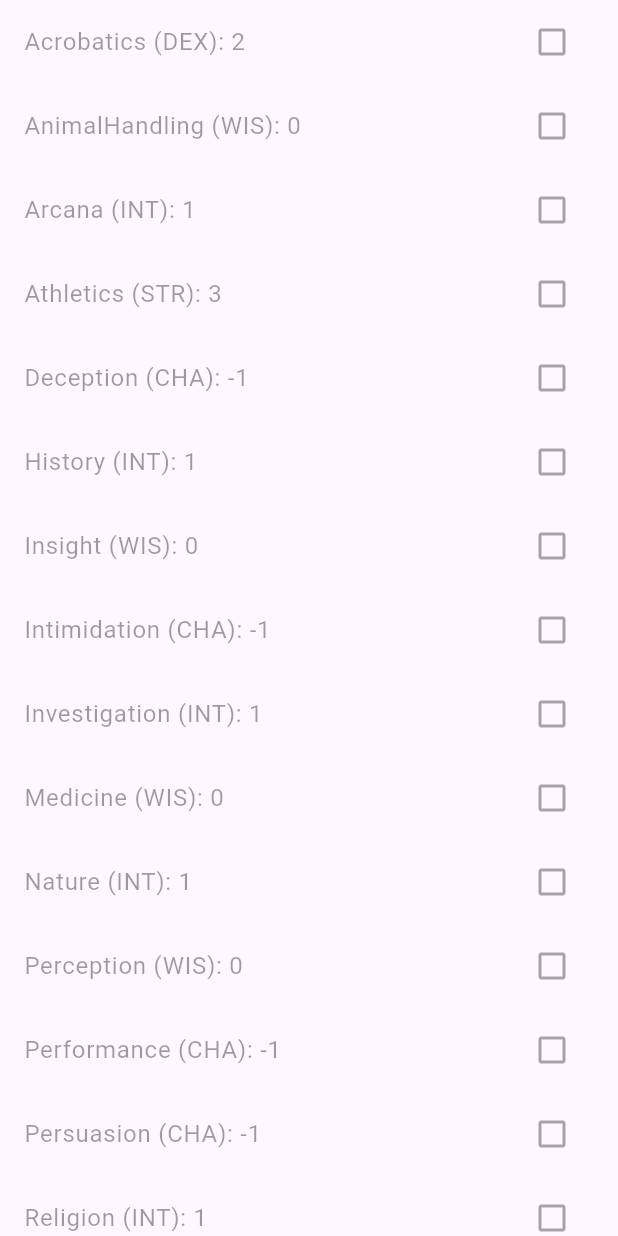
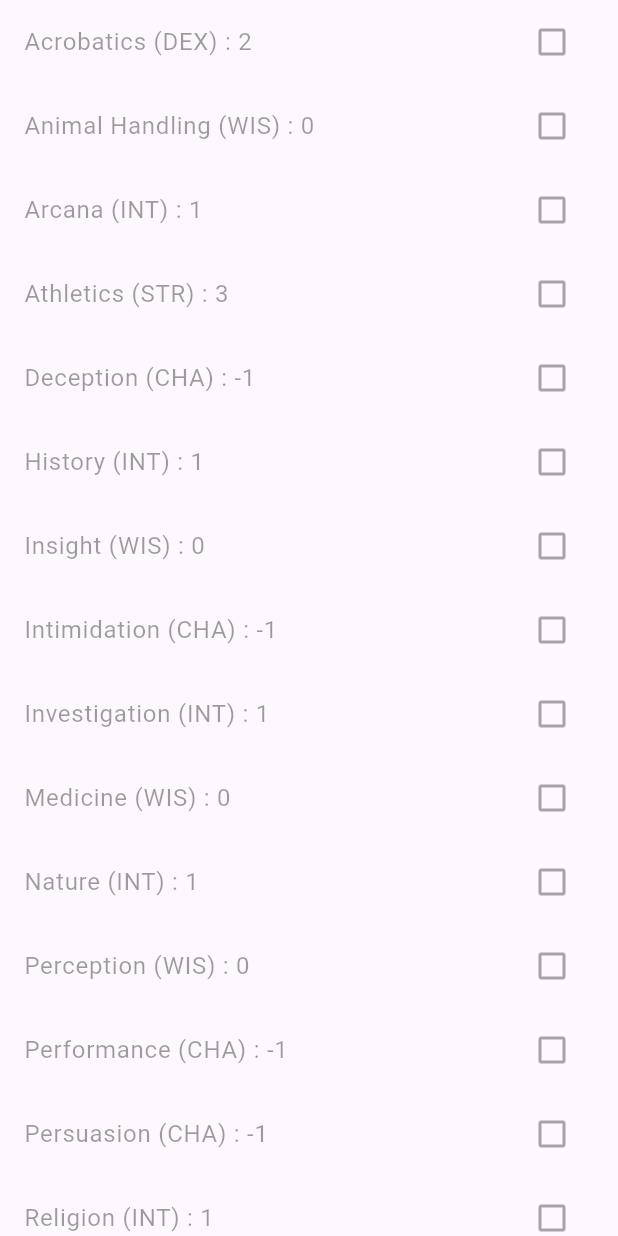
Before and after one commit to skeptickal/homeBrewed, a Flutter app: the _SkillChecks widget shown alone on an empty page, opened directly, on a phone screen of 412 x 824 dp. Run offline on Flutter 3.47's test engine with Material 3 defaults, Android fonts, the phone set to English and light mode, and no system bars; our stand-ins replace bloc, cloud_firestore, equatable, firebase_auth, firebase_core, firebase_messaging and 4 more; accounts and stored records are empty.

Commit message:
fixed calculation problem and added notes

```diff
--- a/dnd_character_manager/lib/models/stats.dart
+++ b/dnd_character_manager/lib/models/stats.dart
@@ -181,6 +181,7 @@ class Stats extends Equatable {
   }
 
   Stats copyWith({
+    //SAVING THROWS AGHGHHGHH todo
     String? totalPlayerLevel,
     String? classLevel,
     String? subClass1Lvl,
--- a/dnd_character_manager/lib/pages/tabs/stat_tab.dart
+++ b/dnd_character_manager/lib/pages/tabs/stat_tab.dart
@@ -61,9 +61,12 @@ class _SkillChecks extends StatelessWidget {
     return BlocBuilder<StatCubit, StatState>(
       builder: (context, state) {
         CheckboxListTile acrobaticsProfCheck = CheckboxListTile(
-          title: Text(
-            'Acrobatics (DEX): ${((int.tryParse(state.stats!.dexterity ?? '10') ?? 10) - 10) ~/ 2 + (state.stats!.acrobaticsProf ?? false ? (int.tryParse(state.stats!.proficiencyBonus ?? '0') ?? 1) : 0)}',
-          ),
+          title: Text(_calcModifierWithProf(
+            'Acrobatics (DEX)',
+            state.stats!.dexterity,
+            state.stats!.acrobaticsProf,
+            state.stats!.proficiencyBonus,
+          )),
           checkColor: blueGrey,
           activeColor: white,
           tristate: true,
@@ -79,9 +82,12 @@ class _SkillChecks extends StatelessWidget {
               : null,
         );
         CheckboxListTile animalHandlingProfCheck = CheckboxListTile(
-          title: Text(
-            'AnimalHandling (WIS): ${((int.tryParse(state.stats!.wisdom ?? '10') ?? 10) - 10) ~/ 2 + (state.stats!.animalHandlingProf ?? false ? (int.tryParse(state.stats!.proficiencyBonus ?? '0') ?? 1) : 0)}',
-          ),
+          title: Text(_calcModifierWithProf(
+            'Animal Handling (WIS)',
+            state.stats!.wisdom,
+            state.stats!.animalHandlingProf,
+            state.stats!.proficiencyBonus,
+          )),
           checkColor: blueGrey,
           activeColor: white,
           tristate: true,
@@ -97,9 +103,12 @@ class _SkillChecks extends StatelessWidget {
               : null,
         );
         CheckboxListTile arcanaProfCheck = CheckboxListTile(
-          title: Text(
-            'Arcana (INT): ${((int.tryParse(state.stats!.intelligence ?? '10') ?? 10) - 10) ~/ 2 + (state.stats!.arcanaProf ?? false ? (int.tryParse(state.stats!.proficiencyBonus ?? '0') ?? 1) : 0)}',
-          ),
+          title: Text(_calcModifierWithProf(
+            'Arcana (INT)',
+            state.stats!.intelligence,
+            state.stats!.arcanaProf,
+            state.stats!.proficiencyBonus,
+          )),
           checkColor: blueGrey,
           activeColor: white,
           tristate: true,
@@ -115,9 +124,12 @@ class _SkillChecks extends StatelessWidget {
               : null,
         );
         CheckboxListTile athleticsProfCheck = CheckboxListTile(
-          title: Text(
-            'Athletics (STR): ${((int.tryParse(state.stats!.strength ?? '10') ?? 10) - 10) ~/ 2 + (state.stats!.athleticsProf ?? false ? (int.tryParse(state.stats!.proficiencyBonus ?? '0') ?? 1) : 0)}',
-          ),
+          title: Text(_calcModifierWithProf(
+            'Athletics (STR)',
+            state.stats!.strength,
+            state.stats!.athleticsProf,
+            state.stats!.proficiencyBonus,
+          )),
           checkColor: blueGrey,
           activeColor: white,
           tristate: true,
@@ -133,9 +145,12 @@ class _SkillChecks extends StatelessWidget {
               : null,
         );
         CheckboxListTile deceptionProfCheck = CheckboxListTile(
-          title: Text(
-            'Deception (CHA): ${((int.tryParse(state.stats!.charisma ?? '10') ?? 10) - 10) ~/ 2 + (state.stats!.deceptionProf ?? false ? (int.tryParse(state.stats!.proficiencyBonus ?? '0') ?? 1) : 0)}',
-          ),
+          title: Text(_calcModifierWithProf(
+            'Deception (CHA)',
+            state.stats!.charisma,
+            state.stats!.deceptionProf,
+            state.stats!.proficiencyBonus,
+          )),
           checkColor: blueGrey,
           activeColor: white,
           tristate: true,
@@ -151,9 +166,12 @@ class _SkillChecks extends StatelessWidget {
               : null,
         );
         CheckboxListTile historyProfCheck = CheckboxListTile(
-          title: Text(
-            'History (INT): ${((int.tryParse(state.stats!.intelligence ?? '10') ?? 10) - 10) ~/ 2 + (state.stats!.historyProf ?? false ? (int.tryParse(state.stats!.proficiencyBonus ?? '0') ?? 1) : 0)}',
-          ),
+          title: Text(_calcModifierWithProf(
+            'History (INT)',
+            state.stats!.intelligence,
+            state.stats!.historyProf,
+            state.stats!.proficiencyBonus,
+          )),
           checkColor: blueGrey,
           activeColor: white,
           tristate: true,
@@ -169,9 +187,12 @@ class _SkillChecks extends StatelessWidget {
               : null,
         );
         CheckboxListTile insightProfCheck = CheckboxListTile(
-          title: Text(
-            'Insight (WIS): ${((int.tryParse(state.stats!.wisdom ?? '10') ?? 10) - 10) ~/ 2 + (state.stats!.insightProf ?? false ? (int.tryParse(state.stats!.proficiencyBonus ?? '0') ?? 1) : 0)}',
-          ),
+          title: Text(_calcModifierWithProf(
+            'Insight (WIS)',
+            state.stats!.wisdom,
+            state.stats!.insightProf,
+            state.stats!.proficiencyBonus,
+          )),
           checkColor: blueGrey,
           activeColor: white,
           tristate: true,
@@ -187,9 +208,12 @@ class _SkillChecks extends StatelessWidget {
               : null,
         );
         CheckboxListTile intimidationProfCheck = CheckboxListTile(
-          title: Text(
-            'Intimidation (CHA): ${((int.tryParse(state.stats!.charisma ?? '10') ?? 10) - 10) ~/ 2 + (state.stats!.intimidationProf ?? false ? (int.tryParse(state.stats!.proficiencyBonus ?? '0') ?? 1) : 0)}',
-          ),
+          title: Text(_calcModifierWithProf(
+            'Intimidation (CHA)',
+            state.stats!.charisma,
+            state.stats!.intimidationProf,
+            state.stats!.proficiencyBonus,
+          )),
           checkColor: blueGrey,
           activeColor: white,
           tristate: true,
@@ -205,9 +229,12 @@ class _SkillChecks extends StatelessWidget {
               : null,
         );
         CheckboxListTile investigationProfCheck = CheckboxListTile(
-          title: Text(
-            'Investigation (INT): ${((int.tryParse(state.stats!.intelligence ?? '10') ?? 10) - 10) ~/ 2 + (state.stats!.investigationProf ?? false ? (int.tryParse(state.stats!.proficiencyBonus ?? '0') ?? 1) : 0)}',
-          ),
+          title: Text(_calcModifierWithProf(
+            'Investigation (INT)',
+            state.stats!.intelligence,
+            state.stats!.investigationProf,
+            state.stats!.proficiencyBonus,
+          )),
           checkColor: blueGrey,
           activeColor: white,
           tristate: true,
@@ -223,9 +250,12 @@ class _SkillChecks extends StatelessWidget {
               : null,
         );
         CheckboxListTile medicineProfCheck = CheckboxListTile(
-          title: Text(
-            'Medicine (WIS): ${((int.tryParse(state.stats!.wisdom ?? '10') ?? 10) - 10) ~/ 2 + (state.stats!.medicineProf ?? false ? (int.tryParse(state.stats!.proficiencyBonus ?? '0') ?? 1) : 0)}',
-          ),
+          title: Text(_calcModifierWithProf(
+            'Medicine (WIS)',
+            state.stats!.wisdom,
+            state.stats!.medicineProf,
+            state.stats!.proficiencyBonus,
+          )),
           checkColor: blueGrey,
           activeColor: white,
           tristate: true,
@@ -241,9 +271,12 @@ class _SkillChecks extends StatelessWidget {
               : null,
         );
         CheckboxListTile natureProfCheck = CheckboxListTile(
-          title: Text(
-            'Nature (INT): ${((int.tryParse(state.stats!.intelligence ?? '10') ?? 10) - 10) ~/ 2 + (state.stats!.natureProf ?? false ? (int.tryParse(state.stats!.proficiencyBonus ?? '0') ?? 1) : 0)}',
-          ),
+          title: Text(_calcModifierWithProf(
+            'Nature (INT)',
+            state.stats!.intelligence,
+            state.stats!.natureProf,
+            state.stats!.proficiencyBonus,
+          )),
           checkColor: blueGrey,
           activeColor: white,
           tristate: true,
@@ -259,9 +292,12 @@ class _SkillChecks extends StatelessWidget {
               : null,
         );
         CheckboxListTile perceptionProfCheck = CheckboxListTile(
-          title: Text(
-            'Perception (WIS): ${((int.tryParse(state.stats!.wisdom ?? '10') ?? 10) - 10) ~/ 2 + (state.stats!.perceptionProf ?? false ? (int.tryParse(state.stats!.proficiencyBonus ?? '0') ?? 1) : 0)}',
-          ),
+          title: Text(_calcModifierWithProf(
+            'Perception (WIS)',
+            state.stats!.wisdom,
+            state.stats!.perceptionProf,
+            state.stats!.proficiencyBonus,
+          )),
           checkColor: blueGrey,
           activeColor: white,
           tristate: true,
@@ -277,9 +313,12 @@ class _SkillChecks extends StatelessWidget {
               : null,
         );
         CheckboxListTile performanceProfCheck = CheckboxListTile(
-          title: Text(
-            'Performance (CHA): ${((int.tryParse(state.stats!.charisma ?? '10') ?? 10) - 10) ~/ 2 + (state.stats!.performanceProf ?? false ? (int.tryParse(state.stats!.proficiencyBonus ?? '0') ?? 1) : 0)}',
-          ),
+          title: Text(_calcModifierWithProf(
+            'Performance (CHA)',
+            state.stats!.charisma,
+            state.stats!.performanceProf,
+            state.stats!.proficiencyBonus,
+          )),
           checkColor: blueGrey,
           activeColor: white,
           tristate: true,
@@ -295,9 +334,12 @@ class _SkillChecks extends StatelessWidget {
               : null,
         );
         CheckboxListTile persuasionProfCheck = CheckboxListTile(
-          title: Text(
-            'Persuasion (CHA): ${((int.tryParse(state.stats!.charisma ?? '10') ?? 10) - 10) ~/ 2 + (state.stats!.persuasionProf ?? false ? (int.tryParse(state.stats!.proficiencyBonus ?? '0') ?? 1) : 0)}',
-          ),
+          title: Text(_calcModifierWithProf(
+            'Persuasion (CHA)',
+            state.stats!.charisma,
+            state.stats!.persuasionProf,
+            state.stats!.proficiencyBonus,
+          )),
           checkColor: blueGrey,
           activeColor: white,
           tristate: true,
@@ -313,9 +355,12 @@ class _SkillChecks extends StatelessWidget {
               : null,
         );
         CheckboxListTile religionProfCheck = CheckboxListTile(
-          title: Text(
-            'Religion (INT): ${((int.tryParse(state.stats!.intelligence ?? '10') ?? 10) - 10) ~/ 2 + (state.stats!.religionProf ?? false ? (int.tryParse(state.stats!.proficiencyBonus ?? '0') ?? 1) : 0)}',
-          ),
+          title: Text(_calcModifierWithProf(
+            'Religion (INT)',
+            state.stats!.intelligence,
+            state.stats!.religionProf,
+            state.stats!.proficiencyBonus,
+          )),
           checkColor: blueGrey,
           activeColor: white,
           tristate: true,
@@ -331,9 +376,12 @@ class _SkillChecks extends StatelessWidget {
               : null,
         );
         CheckboxListTile sleightOfHandProfCheck = CheckboxListTile(
-          title: Text(
-            'Sleight of Hand (DEX): ${((int.tryParse(state.stats!.dexterity ?? '10') ?? 10) - 10) ~/ 2 + (state.stats!.sleightOfHandProf ?? false ? (int.tryParse(state.stats!.proficiencyBonus ?? '0') ?? 1) : 0)}',
-          ),
+          title: Text(_calcModifierWithProf(
+            'Sleight of Hand (DEX)',
+            state.stats!.dexterity,
+            state.stats!.sleightOfHandProf,
+            state.stats!.proficiencyBonus,
+          )),
           checkColor: blueGrey,
           activeColor: white,
           tristate: true,
@@ -349,9 +397,12 @@ class _SkillChecks extends StatelessWidget {
               : null,
         );
         CheckboxListTile stealthProfCheck = CheckboxListTile(
-          title: Text(
-            'Stealth (DEX): ${((int.tryParse(state.stats!.dexterity ?? '10') ?? 10) - 10) ~/ 2 + (state.stats!.stealthProf ?? false ? (int.tryParse(state.stats!.proficiencyBonus ?? '0') ?? 1) : 0)}',
-          ),
+          title: Text(_calcModifierWithProf(
+            'Stealth (DEX)',
+            state.stats!.dexterity,
+            state.stats!.stealthProf,
+            state.stats!.proficiencyBonus,
+          )),
           checkColor: blueGrey,
           activeColor: white,
           tristate: true,
@@ -367,9 +418,12 @@ class _SkillChecks extends StatelessWidget {
               : null,
         );
         CheckboxListTile survivalProfCheck = CheckboxListTile(
-          title: Text(
-            'Survival (WIS): ${((int.tryParse(state.stats!.wisdom ?? '10') ?? 10) - 10) ~/ 2 + (state.stats!.survivalProf ?? false ? (int.tryParse(state.stats!.proficiencyBonus ?? '0') ?? 1) : 0)}',
-          ),
+          title: Text(_calcModifierWithProf(
+            'Survival (WIS)',
+            state.stats!.wisdom,
+            state.stats!.survivalProf,
+            state.stats!.proficiencyBonus,
+          )),
           checkColor: blueGrey,
           activeColor: white,
           tristate: true,
@@ -409,6 +463,12 @@ class _SkillChecks extends StatelessWidget {
       },
     );
   }
+}
+
+String _calcModifierWithProf(String statAbbrev, String? statToMod, bool? prof, String? profBonus) {
+  int statToModNullSafe = int.tryParse(statToMod ?? '10') ?? 10;
+  int profBonusAsInt = int.tryParse(profBonus ?? '0') ?? 1;
+  return '$statAbbrev : ${(((statToModNullSafe) - 10)) < 0 ? (((statToModNullSafe) - 11) ~/ 2) : (((statToModNullSafe) - 10) ~/ 2) + (prof ?? false ? (profBonusAsInt) : 0)}';
 }
 
 class _EditBlock extends StatelessWidget {
@@ -479,8 +539,7 @@ class _CoreStats extends StatelessWidget {
                       padding: threex3GridPadding,
                       controller: str,
                       hintText: 'STR',
-                    subtitle: 'STR (${((int.tryParse(state.stats!.strength ?? '10') ?? 10) - 10) ~/ 2})',
-                  ),
+                      subtitle: _calcModifier('STR', state.stats!.strength)),
                 ),
                 Flexible(
                   child: StatTextBox(
@@ -490,8 +549,7 @@ class _CoreStats extends StatelessWidget {
                       padding: threex3GridPadding,
                       controller: dex,
                       hintText: 'DEX',
-                    subtitle: 'DEX (${((int.tryParse(state.stats!.dexterity ?? '10') ?? 10) - 10) ~/ 2})',
-                  ),
+                      subtitle: _calcModifier('DEX', state.stats!.dexterity)),
                 ),
                 Flexible(
                   child: StatTextBox(
@@ -501,8 +559,7 @@ class _CoreStats extends StatelessWidget {
                       padding: threex3GridPadding,
                       controller: con,
                       hintText: 'CON',
-                    subtitle: 'CON (${((int.tryParse(state.stats!.constitution ?? '10') ?? 10) - 10) ~/ 2})',
-                  ),
+                      subtitle: _calcModifier('CON', state.stats!.constitution)),
                 ),
               ],
             ),
@@ -517,8 +574,7 @@ class _CoreStats extends StatelessWidget {
                       padding: threex3GridPadding,
                       controller: int1,
                       hintText: 'INT',
-                    subtitle: 'INT (${((int.tryParse(state.stats!.intelligence ?? '10') ?? 10) - 10) ~/ 2})',
-                  ),
+                      subtitle: _calcModifier('INT', state.stats!.intelligence)),
                 ),
                 Flexible(
                   child: StatTextBox(
@@ -528,8 +584,7 @@ class _CoreStats extends StatelessWidget {
                       padding: threex3GridPadding,
                       controller: wis,
                       hintText: 'WIS',
-                    subtitle: 'WIS (${((int.tryParse(state.stats!.wisdom ?? '10') ?? 10) - 10) ~/ 2})',
-                  ),
+                      subtitle: _calcModifier('WIS', state.stats!.wisdom)),
                 ),
                 Flexible(
                   child: StatTextBox(
@@ -539,8 +594,7 @@ class _CoreStats extends StatelessWidget {
                       padding: threex3GridPadding,
                       controller: cha,
                       hintText: 'CHA',
-                    subtitle: 'CHA (${((int.tryParse(state.stats!.charisma ?? '10') ?? 10) - 10) ~/ 2})',
-                  ),
+                      subtitle: _calcModifier('CHA', state.stats!.charisma)),
                 ),
               ],
             ),
@@ -552,6 +606,11 @@ class _CoreStats extends StatelessWidget {
       },
     );
   }
+}
+
+String _calcModifier(String statAbbrev, String? statToMod) {
+  int statToModNullSafe = int.tryParse(statToMod ?? '10') ?? 10;
+  return '$statAbbrev (${((statToModNullSafe - 10)) < 0 ? ((statToModNullSafe - 11) ~/ 2) : ((statToModNullSafe - 10) ~/ 2)})';
 }
 
 class _Hps extends StatelessWidget {
```
Lines whose indentation alone changed are shown as unchanged.
